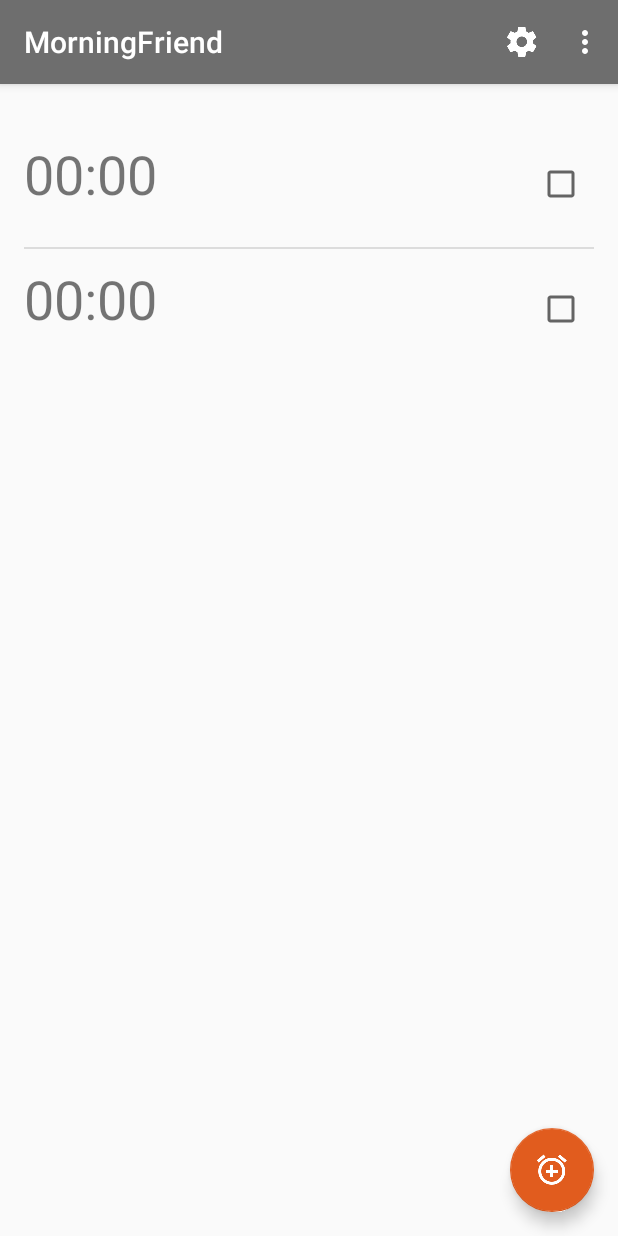
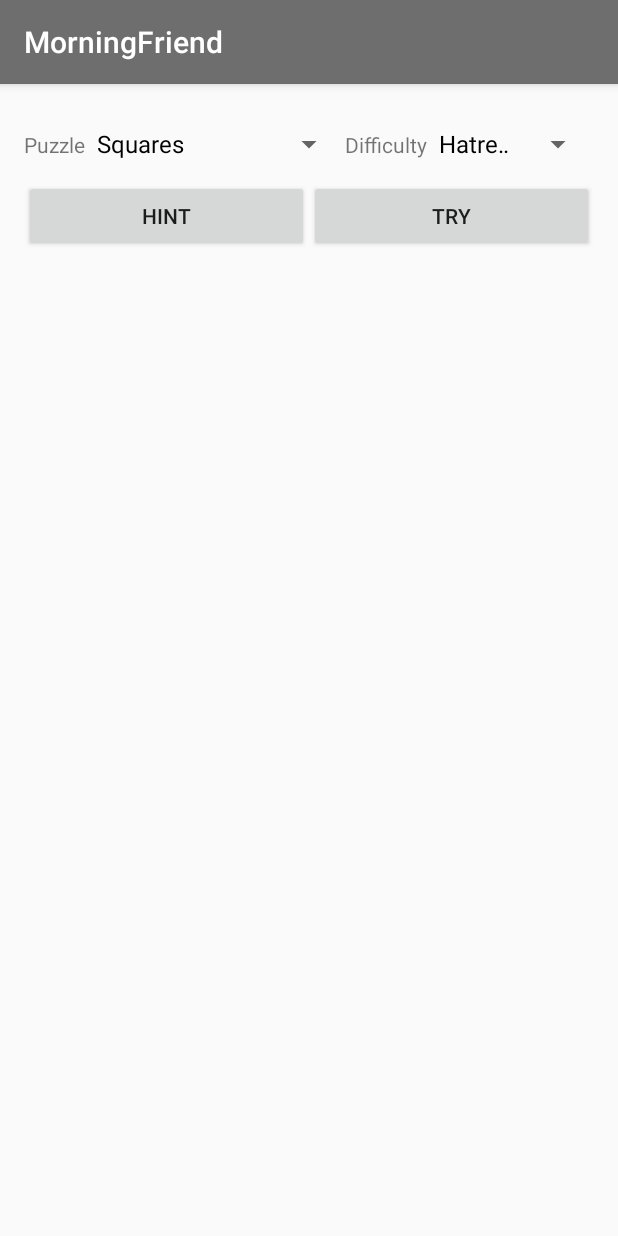
Before and after one commit to i-hate-nicknames/morning_friend, an Android app: the screen it shows after launch (AlarmListActivity before the commit, SelectPuzzleActivity after it), in the options menu, after a tap on "Run demo", on a phone screen of 412 x 824 dp. Run offline under Robolectric (Android 15) with nearby library versions, the phone set to English and light mode, and no system bars.

Commit message:
Add demo activity interface

```diff
--- a/app/src/main/AndroidManifest.xml
+++ b/app/src/main/AndroidManifest.xml
@@ -18,8 +18,8 @@
                 <category android:name="android.intent.category.LAUNCHER"/>
             </intent-filter>
         </activity>
-        <activity android:name=".ui.alarm_list.AlarmListActivity" />
-        <activity android:name=".ui.alarm_detail.AlarmDetailActivity" />
+        <activity android:name=".ui.alarm_list.AlarmListActivity"/>
+        <activity android:name=".ui.alarm_detail.AlarmDetailActivity"/>
         <activity android:name=".ui.logs.LogActivity"/>
         <activity
             android:name=".ui.puzzle.PuzzleActivity"
@@ -45,6 +45,8 @@
 
         <activity android:name=".ui.settings.SettingsActivity">
         </activity>
+        <activity android:name=".ui.demo.SelectPuzzleActivity">
+        </activity>
     </application>
 
 </manifest>
--- a/app/src/main/java/com/domain/nvm/morningfriend/ui/alarm_list/AlarmListActivity.java
+++ b/app/src/main/java/com/domain/nvm/morningfriend/ui/alarm_list/AlarmListActivity.java
@@ -24,6 +24,7 @@ import android.widget.TextView;
 
 import com.domain.nvm.morningfriend.Alarm;
 import com.domain.nvm.morningfriend.ui.alarm_detail.AlarmDetailActivity;
+import com.domain.nvm.morningfriend.ui.demo.SelectPuzzleActivity;
 import com.domain.nvm.morningfriend.ui.logs.LogActivity;
 import com.domain.nvm.morningfriend.ui.logs.Logger;
 import com.domain.nvm.morningfriend.R;
@@ -95,6 +96,10 @@ public class AlarmListActivity extends AppCompatActivity {
             case R.id.list_menu_settings:
                 Intent i = new Intent(this, SettingsActivity.class);
                 startActivity(i);
+                return true;
+            case R.id.list_menu_demo:
+                Intent demo = new Intent(this, SelectPuzzleActivity.class);
+                startActivity(demo);
                 return true;
             default:
                 return super.onOptionsItemSelected(item);
--- /dev/null
+++ b/app/src/main/java/com/domain/nvm/morningfriend/ui/demo/SelectPuzzleActivity.java
@@ -0,0 +1,32 @@
+package com.domain.nvm.morningfriend.ui.demo;
+
+import android.support.v7.app.AppCompatActivity;
+import android.os.Bundle;
+import android.widget.ArrayAdapter;
+import android.widget.Spinner;
+
+import com.domain.nvm.morningfriend.R;
+
+public class SelectPuzzleActivity extends AppCompatActivity {
+
+    private Spinner mDifficulty;
+    private Spinner mPuzzle;
+
+    @Override
+    protected void onCreate(Bundle savedInstanceState) {
+        super.onCreate(savedInstanceState);
+        setContentView(R.layout.activity_select_puzzle);
+
+        mDifficulty = (Spinner) findViewById(R.id.alarm_detail_spinner_difficulty);
+        mPuzzle = (Spinner) findViewById(R.id.alarm_detail_spinner_puzzle);
+
+        String[] choices = getResources().getStringArray(R.array.pref_difficulty);
+        ArrayAdapter<String> adapter =
+                new ArrayAdapter<>(this, android.R.layout.simple_spinner_dropdown_item, choices);
+        mDifficulty.setAdapter(adapter);
+
+        choices = getResources().getStringArray(R.array.pref_puzzle);
+        adapter = new ArrayAdapter<>(this, android.R.layout.simple_spinner_dropdown_item, choices);
+        mPuzzle.setAdapter(adapter);
+    }
+}
--- a/app/src/main/res/layout/activity_alarm_detail.xml
+++ b/app/src/main/res/layout/activity_alarm_detail.xml
@@ -22,34 +22,7 @@
             android:layout_height="wrap_content"/>
     </LinearLayout>
 
-    <LinearLayout
-        android:layout_width="match_parent"
-        android:layout_height="wrap_content"
-        android:orientation="horizontal">
-
-        <TextView
-            android:layout_width="wrap_content"
-            android:layout_height="wrap_content"
-            android:text="@string/choose_puzzle_caption" />
-
-        <Spinner
-            android:id="@+id/alarm_detail_spinner_puzzle"
-            android:layout_width="wrap_content"
-            android:layout_height="wrap_content"
-            android:spinnerMode="dialog"/>
-
-        <TextView
-            android:layout_width="wrap_content"
-            android:layout_height="wrap_content"
-            android:text="@string/choose_difficulty_caption" />
-
-        <Spinner
-            android:id="@+id/alarm_detail_spinner_difficulty"
-            android:layout_width="wrap_content"
-            android:layout_height="wrap_content"
-            android:spinnerMode="dialog"/>
-
-    </LinearLayout>
+    <include layout="@layout/select_puzzle" />
 
     <EditText
         android:id="@+id/alarm_detail_alarm_message_edit_text"
--- /dev/null
+++ b/app/src/main/res/layout/activity_select_puzzle.xml
@@ -0,0 +1,31 @@
+<?xml version="1.0" encoding="utf-8"?>
+<LinearLayout
+    xmlns:android="http://schemas.android.com/apk/res/android"
+    android:layout_width="match_parent"
+    android:layout_height="match_parent"
+    android:orientation="vertical"
+    android:paddingBottom="@dimen/activity_vertical_margin"
+    android:paddingLeft="@dimen/activity_horizontal_margin"
+    android:paddingRight="@dimen/activity_horizontal_margin"
+    android:paddingTop="@dimen/activity_vertical_margin">
+
+    <include layout="@layout/select_puzzle" />
+
+    <LinearLayout
+        android:layout_width="match_parent"
+        android:layout_height="wrap_content"
+        android:orientation="horizontal">
+        <Button
+            android:layout_weight=".5"
+            android:layout_width="0dp"
+            android:layout_height="wrap_content"
+            android:text="@string/demo_hint"/>
+        <Button
+            android:layout_weight=".5"
+            android:layout_width="0dp"
+            android:layout_height="wrap_content"
+            android:text="@string/demo_try"/>
+    </LinearLayout>
+
+
+</LinearLayout>
--- /dev/null
+++ b/app/src/main/res/layout/select_puzzle.xml
@@ -0,0 +1,29 @@
+<?xml version="1.0" encoding="utf-8"?>
+<LinearLayout xmlns:android="http://schemas.android.com/apk/res/android"
+              android:orientation="horizontal"
+              android:layout_width="match_parent"
+              android:layout_height="wrap_content">
+
+    <TextView
+        android:layout_width="wrap_content"
+        android:layout_height="wrap_content"
+        android:text="@string/choose_puzzle_caption" />
+
+    <Spinner
+        android:id="@+id/alarm_detail_spinner_puzzle"
+        android:layout_width="wrap_content"
+        android:layout_height="wrap_content"
+        android:spinnerMode="dialog" />
+
+    <TextView
+        android:layout_width="wrap_content"
+        android:layout_height="wrap_content"
+        android:text="@string/choose_difficulty_caption" />
+
+    <Spinner
+        android:id="@+id/alarm_detail_spinner_difficulty"
+        android:layout_width="wrap_content"
+        android:layout_height="wrap_content"
+        android:spinnerMode="dialog" />
+
+</LinearLayout>
--- a/app/src/main/res/values/strings.xml
+++ b/app/src/main/res/values/strings.xml
@@ -41,4 +41,7 @@
     <string name="prefs_ringtone_key">pref_ringtone</string>
     <string name="prefs_ringtone_label">Ringtone</string>
 
+    <string name="demo_hint">Hint</string>
+    <string name="demo_try">Try</string>
+
 </resources>
```
